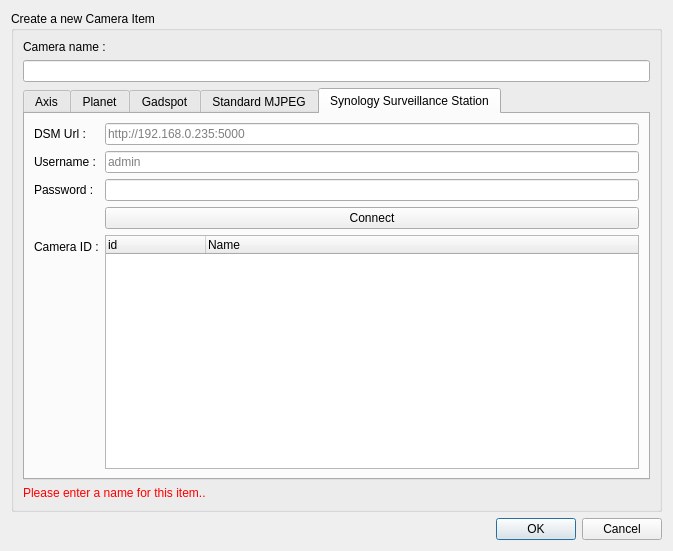
Qt form data/DialogNewCamera.ui (calaos/calaos_installer) before a commit.
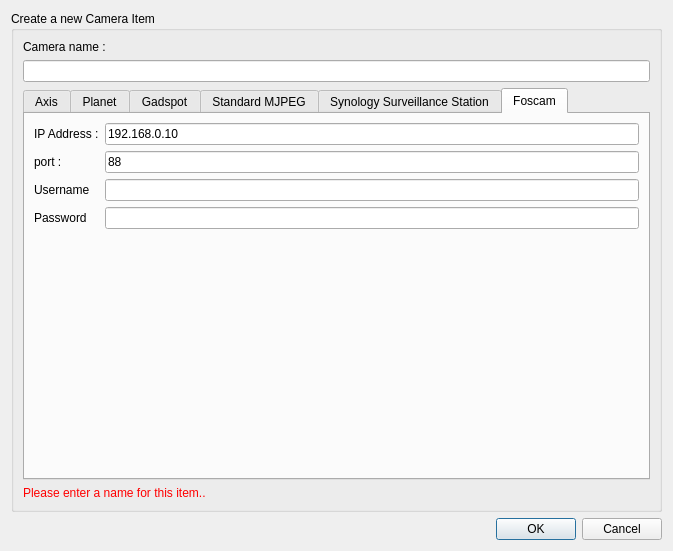
The same form after that commit. Icons and pictures are not drawn.

Commit message: add Foscam support

What changed in the file:
```diff
--- a/data/DialogNewCamera.ui
+++ b/data/DialogNewCamera.ui
@@ -58,7 +58,7 @@
       <item>
        <widget class="QTabWidget" name="tab_camera_model">
         <property name="currentIndex">
-         <number>4</number>
+         <number>5</number>
         </property>
         <widget class="QWidget" name="tab">
          <attribute name="title">
@@ -423,6 +423,64 @@
           </item>
          </layout>
         </widget>
+        <widget class="QWidget" name="tab_6">
+         <attribute name="title">
+          <string>Foscam</string>
+         </attribute>
+         <layout class="QFormLayout" name="formLayout_6">
+          <item row="0" column="0">
+           <widget class="QLabel" name="label_16">
+            <property name="text">
+             <string>IP Address :</string>
+            </property>
+           </widget>
+          </item>
+          <item row="0" column="1">
+           <widget class="QLineEdit" name="foscam_ip">
+            <property name="text">
+             <string>192.168.0.10</string>
+            </property>
+           </widget>
+          </item>
+          <item row="1" column="0">
+           <widget class="QLabel" name="label_17">
+            <property name="text">
+             <string>port :</string>
+            </property>
+           </widget>
+          </item>
+          <item row="1" column="1">
+           <widget class="QLineEdit" name="foscam_port">
+            <property name="text">
+             <string>88</string>
+            </property>
+            <property name="maxLength">
+             <number>5</number>
+            </property>
+           </widget>
+          </item>
+          <item row="2" column="0">
+           <widget class="QLabel" name="label_18">
+            <property name="text">
+             <string>Username</string>
+            </property>
+           </widget>
+          </item>
+          <item row="3" column="0">
+           <widget class="QLabel" name="label_19">
+            <property name="text">
+             <string>Password</string>
+            </property>
+           </widget>
+          </item>
+          <item row="2" column="1">
+           <widget class="QLineEdit" name="foscam_username"/>
+          </item>
+          <item row="3" column="1">
+           <widget class="QLineEdit" name="foscam_password"/>
+          </item>
+         </layout>
+        </widget>
        </widget>
       </item>
       <item>
```
Left out of the diff: 32 changed lines with no effect on the pictures. The commit also changes 4 other files.
